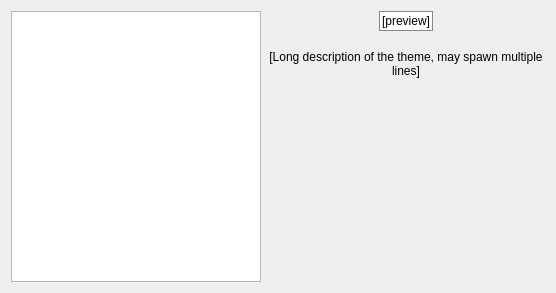
Old version of the form kcm/themeconfig.ui in the repository KDE/lightdm.
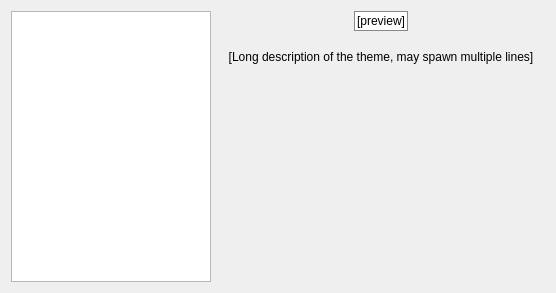
New version of the form. Custom widgets are drawn as their Qt base class.

Commit message: Fix theme list to the correct size

```diff
--- a/kcm/themeconfig.ui
+++ b/kcm/themeconfig.ui
@@ -17,20 +17,20 @@
    <item>
     <widget class="QListView" name="themesList">
      <property name="sizePolicy">
-      <sizepolicy hsizetype="Fixed" vsizetype="Expanding">
+      <sizepolicy hsizetype="Minimum" vsizetype="Expanding">
        <horstretch>0</horstretch>
        <verstretch>0</verstretch>
       </sizepolicy>
      </property>
      <property name="minimumSize">
       <size>
-       <width>250</width>
+       <width>0</width>
        <height>0</height>
       </size>
      </property>
      <property name="maximumSize">
       <size>
-       <width>250</width>
+       <width>200</width>
        <height>16777215</height>
       </size>
      </property>
@@ -44,7 +44,7 @@
       <enum>QListView::SinglePass</enum>
      </property>
      <property name="viewMode">
-      <enum>QListView::IconMode</enum>
+      <enum>QListView::ListMode</enum>
      </property>
      <property name="selectionRectVisible">
       <bool>false</bool>
@@ -122,6 +122,12 @@
      </item>
      <item>
       <widget class="QLabel" name="descriptionLabel">
+       <property name="sizePolicy">
+        <sizepolicy hsizetype="MinimumExpanding" vsizetype="Preferred">
+         <horstretch>0</horstretch>
+         <verstretch>0</verstretch>
+        </sizepolicy>
+       </property>
        <property name="text">
         <string notr="true">[Long description of the theme, may spawn multiple lines]</string>
        </property>
```
Left out of the diff: 9 changed lines with no effect on the pictures. The commit also changes 1 other file.
